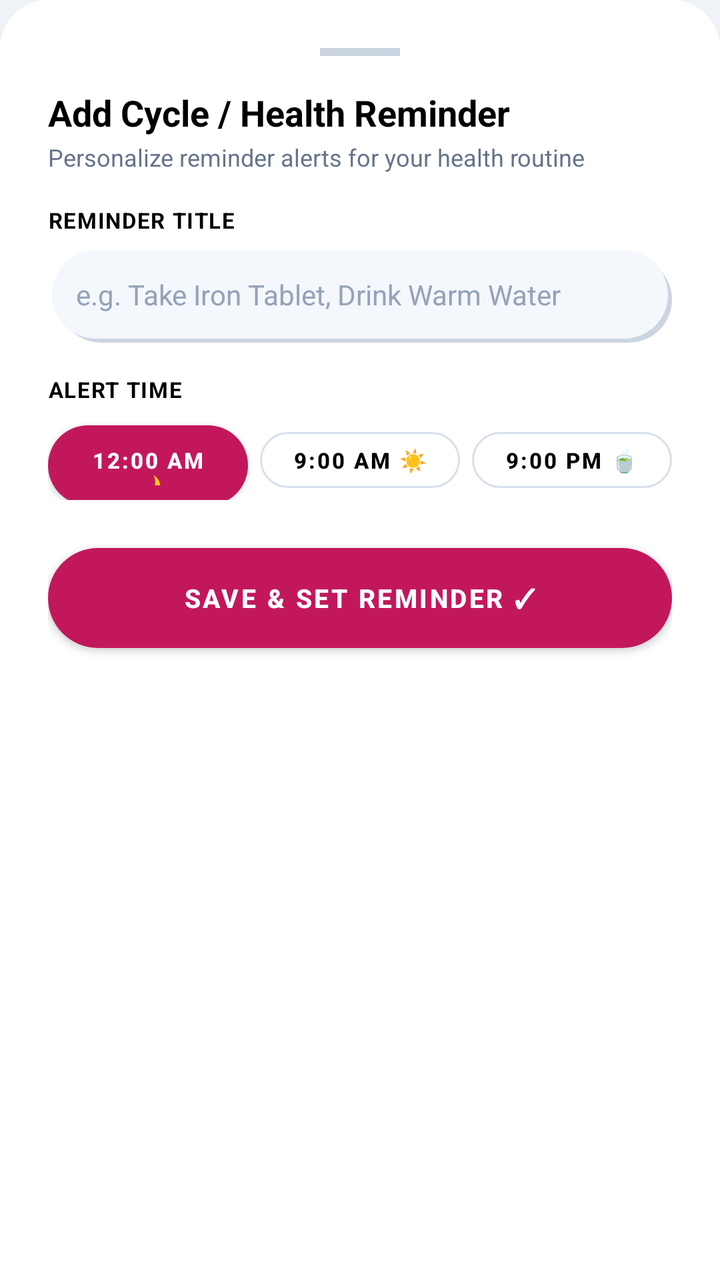
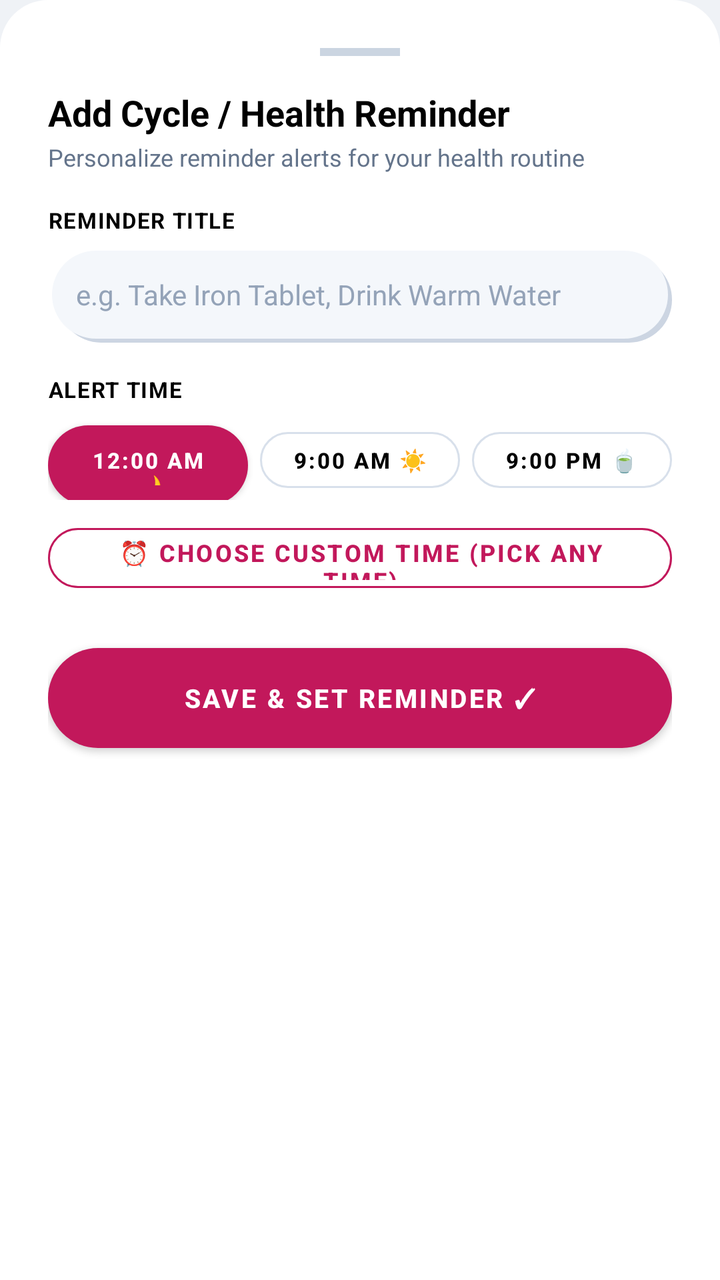

Screens rendered from an Android XML layout before and after an edit, with the pre-edit source and the edit as a unified diff.
<!-- AndroidManifest.xml: application theme Theme.CycleCare -->
<!-- res/layout/dialog_add_reminder.xml -->
<?xml version="1.0" encoding="utf-8"?>
<LinearLayout xmlns:android="http://schemas.android.com/apk/res/android"
    xmlns:app="http://schemas.android.com/apk/res-auto"
    android:layout_width="match_parent"
    android:layout_height="wrap_content"
    android:background="@drawable/bg_bottom_sheet"
    android:orientation="vertical"
    android:padding="24dp">

    
    <View
        android:layout_width="40dp"
        android:layout_height="4dp"
        android:layout_gravity="center_horizontal"
        android:background="#CBD5E1" />

    <TextView
        android:layout_width="wrap_content"
        android:layout_height="wrap_content"
        android:layout_marginTop="16dp"
        android:text="Add Cycle / Health Reminder"
        android:textColor="#000000"
        android:textSize="18sp"
        android:textStyle="bold" />

    <TextView
        android:layout_width="wrap_content"
        android:layout_height="wrap_content"
        android:layout_marginTop="2dp"
        android:text="Personalize reminder alerts for your health routine"
        android:textColor="@color/textSecondary"
        android:textSize="12sp" />

    
    <TextView
        android:layout_width="wrap_content"
        android:layout_height="wrap_content"
        android:layout_marginTop="16dp"
        android:text="REMINDER TITLE"
        android:textColor="#000000"
        android:textSize="11sp"
        android:textStyle="bold"
        android:letterSpacing="0.05" />

    <EditText
        android:id="@+id/et_reminder_title"
        android:layout_width="match_parent"
        android:layout_height="48dp"
        android:layout_marginTop="6dp"
        android:background="@drawable/bg_neu_card_raised"
        android:hint="e.g. Take Iron Tablet, Drink Warm Water"
        android:paddingHorizontal="14dp"
        android:textColor="#000000"
        android:textColorHint="#94A3B8"
        android:textSize="14sp" />

    
    <TextView
        android:layout_width="wrap_content"
        android:layout_height="wrap_content"
        android:layout_marginTop="16dp"
        android:text="ALERT TIME"
        android:textColor="#000000"
        android:textSize="11sp"
        android:textStyle="bold"
        android:letterSpacing="0.05" />

    <LinearLayout
        android:layout_width="match_parent"
        android:layout_height="wrap_content"
        android:layout_marginTop="8dp"
        android:orientation="horizontal">

        <Button
            android:id="@+id/btn_time_midnight"
            android:layout_width="0dp"
            android:layout_height="40dp"
            android:layout_weight="1"
            android:layout_marginEnd="6dp"
            android:background="@drawable/bg_m3_button"
            android:text="12:00 AM 🌙"
            android:textColor="@color/textOnPrimary"
            android:textSize="11sp"
            android:textStyle="bold" />

        <Button
            android:id="@+id/btn_time_morning"
            style="@style/Widget.MaterialComponents.Button.OutlinedButton"
            android:layout_width="0dp"
            android:layout_height="40dp"
            android:layout_weight="1"
            android:layout_marginEnd="6dp"
            android:text="9:00 AM ☀️"
            android:textColor="#000000"
            android:textSize="11sp"
            android:textStyle="bold"
            app:cornerRadius="20dp"
            app:strokeColor="@color/colorBorder" />

        <Button
            android:id="@+id/btn_time_night"
            style="@style/Widget.MaterialComponents.Button.OutlinedButton"
            android:layout_width="0dp"
            android:layout_height="40dp"
            android:layout_weight="1"
            android:text="9:00 PM 🍵"
            android:textColor="#000000"
            android:textSize="11sp"
            android:textStyle="bold"
            app:cornerRadius="20dp"
            app:strokeColor="@color/colorBorder" />
    </LinearLayout>

    
    <Button
        android:id="@+id/btn_save_reminder"
        android:layout_width="match_parent"
        android:layout_height="50dp"
        android:layout_marginTop="24dp"
        android:background="@drawable/bg_m3_button"
        android:text="Save &amp; Set Reminder ✓"
        android:textColor="@color/textOnPrimary"
        android:textSize="13sp"
        android:textStyle="bold" />

</LinearLayout>
<!-- resources referenced by this layout -->
<resources>
  <color name="colorBorder">#D8E0EB</color>
  <color name="textOnPrimary">#FFFFFF</color>
  <color name="textSecondary">#64748B</color>
  <!-- drawable bg_bottom_sheet (drawable) -->
  <?xml version="1.0" encoding="utf-8"?>
  <shape xmlns:android="http://schemas.android.com/apk/res/android"
      android:shape="rectangle">
      <solid android:color="#FFFFFF" />
      <corners
          android:topLeftRadius="24dp"
          android:topRightRadius="24dp" />
  </shape>
  <!-- drawable bg_m3_button (drawable) -->
  <?xml version="1.0" encoding="utf-8"?>
  <ripple xmlns:android="http://schemas.android.com/apk/res/android"
      android:color="#40FFFFFF">
      <item>
          <shape android:shape="rectangle">
              <gradient
                  android:angle="270"
                  android:startColor="#D81B60"
                  android:endColor="#C2185B" />
              <corners android:radius="28dp" />
          </shape>
      </item>
  </ripple>
  <!-- drawable bg_neu_card_raised (drawable) -->
  <?xml version="1.0" encoding="utf-8"?>
  <layer-list xmlns:android="http://schemas.android.com/apk/res/android">
      <item android:left="5dp" android:top="5dp">
          <shape android:shape="rectangle">
              <solid android:color="#CCD5E2" />
              <corners android:radius="22dp" />
          </shape>
      </item>
      <item android:right="5dp" android:bottom="5dp">
          <shape android:shape="rectangle">
              <solid android:color="#FFFFFF" />
              <corners android:radius="22dp" />
          </shape>
      </item>
      <item android:left="2dp" android:top="2dp" android:right="2dp" android:bottom="2dp">
          <shape android:shape="rectangle">
              <solid android:color="#F4F7FB" />
              <corners android:radius="22dp" />
          </shape>
      </item>
  </layer-list>
  <style name="Theme.CycleCare" parent="Theme.MaterialComponents.DayNight.NoActionBar">
          
          <item name="colorPrimary">@color/colorPrimary</item>
          <item name="colorPrimaryVariant">@color/colorPrimaryVariant</item>
          <item name="colorOnPrimary">@color/textOnPrimary</item>
          
          <item name="colorSecondary">@color/colorSecondary</item>
          <item name="colorSecondaryVariant">@color/colorSecondaryVariant</item>
          <item name="colorOnSecondary">@color/textOnPrimary</item>
  
          <item name="colorSurface">@color/colorSurface</item>
          <item name="colorOnSurface">@color/textPrimary</item>
          
          
          <item name="android:statusBarColor">@color/colorBackground</item>
          <item name="android:windowLightStatusBar">true</item>
          <item name="android:windowBackground">@color/colorBackground</item>
  
          
          <item name="android:textColorPrimary">@color/textPrimary</item>
          <item name="android:textColorSecondary">@color/textSecondary</item>
      </style>
  <color name="colorPrimary">#C2185B</color>
  <color name="colorPrimaryVariant">#AD1457</color>
  <color name="colorSecondary">#0284C7</color>
  <color name="colorSecondaryVariant">#0369A1</color>
  <color name="colorSurface">#F4F7FB</color>
  <color name="textPrimary">#1E293B</color>
  <color name="colorBackground">#EFF2F6</color>
</resources>

<!-- the commit's change to res/layout/dialog_add_reminder.xml (unified diff, before → after) -->
@@ -111,6 +111,19 @@
             app:strokeColor="@color/colorBorder" />
     </LinearLayout>
 
+    <Button
+        android:id="@+id/btn_time_custom"
+        style="@style/Widget.MaterialComponents.Button.OutlinedButton"
+        android:layout_width="match_parent"
+        android:layout_height="42dp"
+        android:layout_marginTop="8dp"
+        android:text="⏰ Choose Custom Time (Pick Any Time)"
+        android:textColor="@color/colorPrimary"
+        android:textSize="12sp"
+        android:textStyle="bold"
+        app:cornerRadius="20dp"
+        app:strokeColor="@color/colorPrimary" />
+
     
     <Button
         android:id="@+id/btn_save_reminder"
